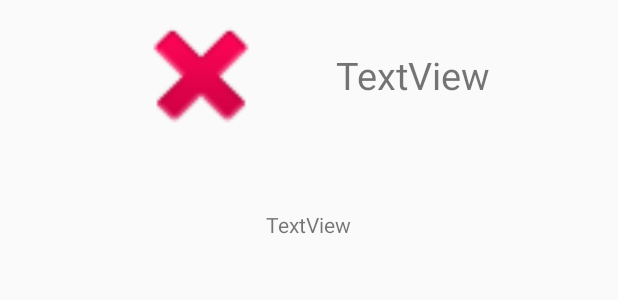
After one commit to mattbekh/CMPT276_Project, an Android app: the layout violation_fragment_layout.xml on its own in the app's theme, with its tools: preview values and no code run, on a phone screen of 412 x 824 dp. The commit adds this screen. Shown: the top 300 px of the screen. Run offline under Robolectric (Android 15) with nearby library versions, the phone set to English and light mode, and no system bars.

Commit message:
Set up Fragment to display the information passed from ViolationList onclick listener

```diff
--- a/app/src/main/java/com/example/cmpt276project/ui/InspectionActivity.java
+++ b/app/src/main/java/com/example/cmpt276project/ui/InspectionActivity.java
@@ -1,10 +1,13 @@
 package com.example.cmpt276project.ui;
 
 import androidx.appcompat.app.AppCompatActivity;
+import androidx.fragment.app.FragmentManager;
 
 import android.content.Context;
 import android.content.Intent;
 import android.os.Bundle;
+import android.view.View;
+import android.widget.Button;
 
 import com.example.cmpt276project.R;
 
--- a/app/src/main/res/drawable-v24/cardview_body.xml
+++ b/app/src/main/res/drawable-v24/cardview_body.xml
@@ -4,7 +4,7 @@
         <layer-list>
             <item>
                 <shape>
-                    <solid android:color="@color/colorAccent"/>
+                    <solid android:color="@color/colorWhite"/>
                     <corners android:radius="10dp" />
                     <stroke android:width="1dp" android:color="@android:color/black" />
                 </shape>
--- /dev/null
+++ b/app/src/main/res/layout/violation_fragment_layout.xml
@@ -0,0 +1,39 @@
+<?xml version="1.0" encoding="utf-8"?>
+<RelativeLayout xmlns:android="http://schemas.android.com/apk/res/android"
+    xmlns:app="http://schemas.android.com/apk/res-auto"
+    android:layout_width="match_parent" android:layout_height="match_parent">
+<RelativeLayout
+    android:id="@+id/topbar"
+    android:layout_width="match_parent"
+    android:layout_height="wrap_content"
+    android:gravity="center">
+
+    <ImageView
+        android:id="@+id/violationIcon"
+        android:layout_width="100dp"
+        android:layout_height="100dp"
+        app:srcCompat="@android:drawable/ic_delete" />
+
+    <TextView
+        android:id="@+id/violationDate"
+        android:layout_width="wrap_content"
+        android:layout_height="wrap_content"
+        android:text="TextView"
+        android:textSize="25dp"
+        android:layout_marginLeft="40dp"
+        android:layout_toEndOf="@+id/violationIcon"
+        android:layout_centerVertical="true"/>
+
+</RelativeLayout>
+
+
+    <TextView
+        android:id="@+id/violationScrip"
+        android:layout_width="wrap_content"
+        android:layout_height="wrap_content"
+        android:text="TextView"
+        android:layout_below="@+id/topbar"
+        android:gravity="center"
+        android:layout_marginTop="40dp"
+        android:layout_centerHorizontal="true"/>
+</RelativeLayout>
--- a/app/src/main/res/values/colors.xml
+++ b/app/src/main/res/values/colors.xml
@@ -2,7 +2,8 @@
 <resources>
     <color name="colorPrimary">#BBECE4</color>
     <color name="colorPrimaryDark">#515151</color>
-    <color name="colorAccent">#FFFFFF</color>
+    <color name="colorAccent">#F44336</color>
+    <color name="colorWhite">#FFFFFF</color>
 
     <color name="highHazard">#E31D1D</color>
     <color name="mediumHazard">#FFB800</color>
--- a/app/src/main/res/values/strings.xml
+++ b/app/src/main/res/values/strings.xml
@@ -25,5 +25,6 @@
     <string name="num_non_critical_issues">Number of Non-Critical Issues : \</string>
     <string name="first_activity_title">Restaurant Finder</string>
     <string name="inspection_date">Inspection Date : \</string>
+    <string name="violation_date">Violation Date : \</string>
 
 </resources>
```
Also changed, not shown: app/src/main/java/com/example/cmpt276project/ui/ViolationFragment.java (added, +75 -0 lines).
